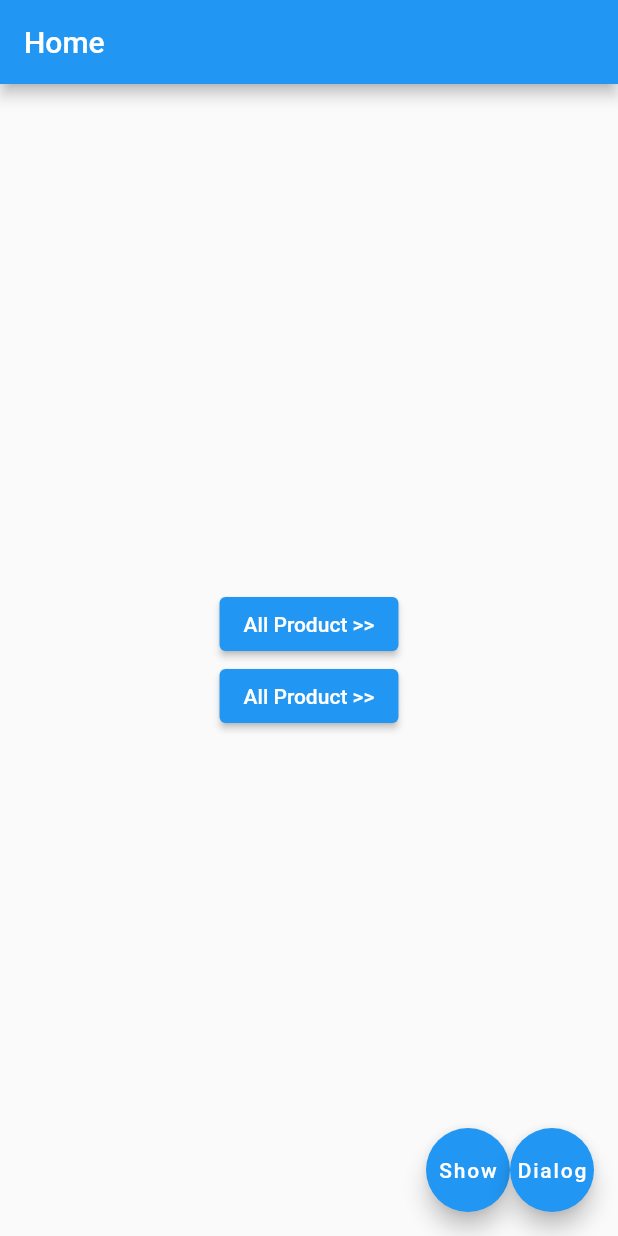
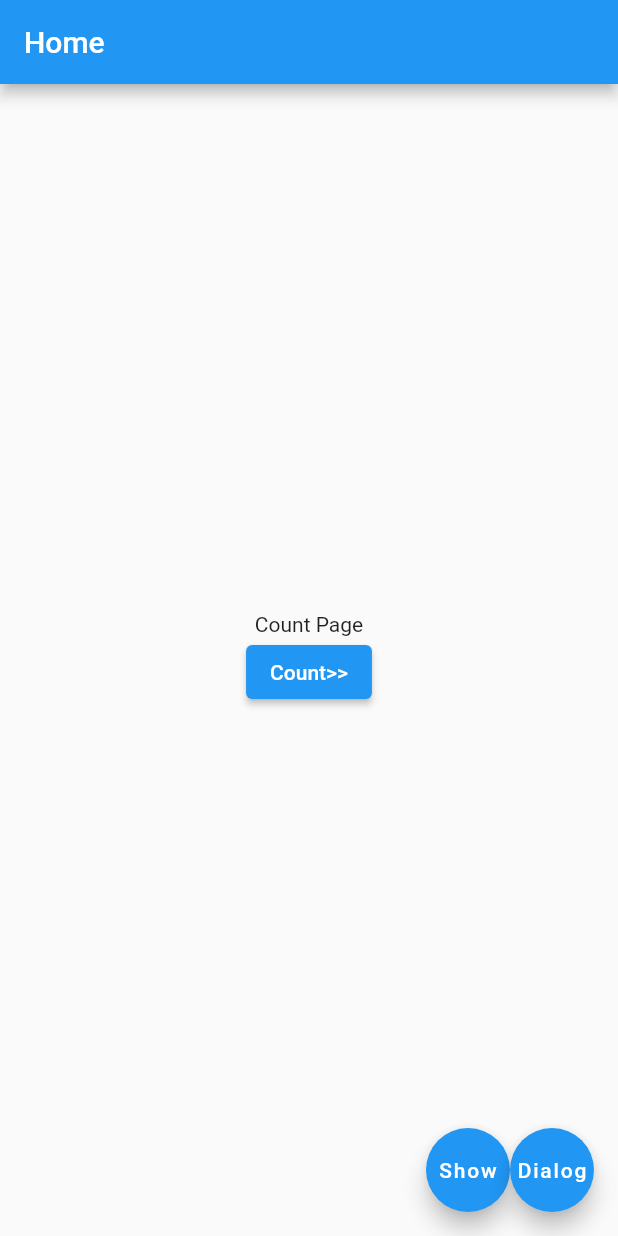
Before and after one commit to rizkitirta/Flutter_GetX, a Flutter app: the HomePage screen opened directly, on a phone screen of 412 x 824 dp. Run offline on Flutter 3.47's test engine with Material 2 defaults, Android fonts, the phone set to English and light mode, and no system bars; our stand-ins replace get, shared_preferences; accounts and stored records are empty.

Commit message:
GetX Get.putAsyn()

```diff
--- a/flutter_getx/lib/routes/pages_route.dart
+++ b/flutter_getx/lib/routes/pages_route.dart
@@ -12,6 +12,6 @@ class PagesRoute {
     GetPage(name: RoutesNamed.product_page, page: () => Product()),
     GetPage(name: RoutesNamed.product_page + '/:id?', page: () => DetailPage()),
     GetPage(name: RoutesNamed.count_page, page: () => CountPage()),
-    GetPage(name: RoutesNamed.text_page, page: () => TextPage()),
+    // GetPage(name: RoutesNamed.text_page, page: () => TextPage()),
   ];
 }
--- a/flutter_getx/lib/screens/screen_1.dart
+++ b/flutter_getx/lib/screens/screen_1.dart
@@ -1,6 +1,7 @@
 import 'package:flutter/material.dart';
 import 'package:flutter_getx/routes/routesNamed.dart';
 import 'package:get/get.dart';
+import 'package:shared_preferences/shared_preferences.dart';
 
 class HomePage extends StatelessWidget {
   @override
@@ -13,12 +14,10 @@ class HomePage extends StatelessWidget {
           child: Column(
             mainAxisAlignment: MainAxisAlignment.center,
             children: [
+              Text("Count Page"),
               ElevatedButton(
-                  onPressed: () => Get.toNamed(RoutesNamed.product_page),
-                  child: Text("All Product >>")),
-              ElevatedButton(
-                  onPressed: () => Get.toNamed(RoutesNamed.product_page),
-                  child: Text("All Product >>")),
+                  onPressed: () => Get.toNamed(RoutesNamed.count_page),
+                  child: Text("Count>>")),
             ],
           ),
         ),
@@ -37,14 +36,49 @@ class HomePage extends StatelessWidget {
             FloatingActionButton(
                 child: Text("Dialog"),
                 onPressed: () => Get.defaultDialog(
-                    title: "Hello", middleText: "Ini Tester",
-                    textConfirm: "Ok",
-                    onConfirm: () => print('ok'),
-                    textCancel: "Batal",
-                    onCancel: ()=> print('keluar'),
-
+                      title: "Hello",
+                      middleText: "Ini Tester",
+                      textConfirm: "Ok",
+                      onConfirm: () => print('ok'),
+                      textCancel: "Batal",
+                      onCancel: () => print('keluar'),
                     )),
           ],
         ));
   }
 }
+
+class CountPage extends StatelessWidget {
+  final count = 0.obs;
+  @override
+  Widget build(BuildContext context) {
+    return Scaffold(
+        appBar: AppBar(
+          title: Text("Count Page"),
+        ),
+        body: Center(
+          child: Column(
+            mainAxisAlignment: MainAxisAlignment.center,
+            children: [
+              Obx(() => Text("Angka $count", style: TextStyle(fontSize: 25, fontWeight: FontWeight.bold),),)
+
+            ],
+          ),
+        ),
+        floatingActionButton: Row(
+          mainAxisAlignment: MainAxisAlignment.end,
+          children: [
+            FloatingActionButton(
+              child: Text("Add"),
+              onPressed: () => Get.putAsync<SharedPreferences>(() async{
+                final prefs = await SharedPreferences.getInstance();
+                await prefs.setInt('count', 77);
+
+                count.value = prefs.getInt('count')!.toInt();
+                return prefs;
+              }),
+            ),
+          ],
+        ));
+  }
+}
--- a/flutter_getx/pubspec.yaml
+++ b/flutter_getx/pubspec.yaml
@@ -29,6 +29,7 @@ dependencies:
   # Use with the CupertinoIcons class for iOS style icons.
   cupertino_icons: ^1.0.2
   get: ^4.1.4
+  shared_preferences: ^2.0.6
 
 dev_dependencies:
   flutter_test:
```
Also changed, not shown: flutter_getx/lib/main.dart (+2 -45 lines), flutter_getx/pubspec.lock.
